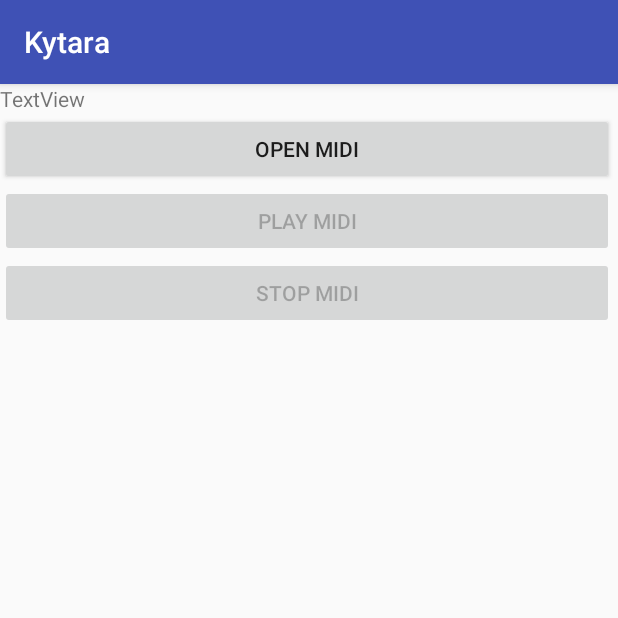
After one commit to jelazi/Guitar, an Android app: the MidiActivity screen opened directly, with no data from a screen before it, on a phone screen of 412 x 824 dp, the top half of it. The commit adds this screen. Run offline under Robolectric (Android 15) with nearby library versions, the phone set to English and light mode, and no system bars.

Commit message:
midi activity, filedialog...

```diff
--- /dev/null
+++ b/app/src/main/java/lubin/guitar/Midi/MidiActivity.java
@@ -0,0 +1,106 @@
+package lubin.guitar.Midi;
+
+import android.os.Environment;
+import android.os.Handler;
+import android.os.Message;
+import android.support.v7.app.AppCompatActivity;
+import android.os.Bundle;
+import android.view.View;
+import android.widget.Button;
+import android.widget.TextView;
+
+import java.io.File;
+
+import lubin.guitar.Files.DialogType;
+import lubin.guitar.Files.FileDialog;
+import lubin.guitar.R;
+
+public class MidiActivity extends AppCompatActivity implements View.OnClickListener {
+
+    TextView labelSongName;
+    Button openMidiBtn;
+    Button playMidiBtn;
+    Button stopMidiBtn;
+    MidiSong midiSong;
+    HandlerStopMediaPlayer handlerStopMediaplayer;
+
+    @Override
+    protected void onCreate(Bundle savedInstanceState) {
+        super.onCreate(savedInstanceState);
+        setContentView(R.layout.activity_midi);
+
+        openMidiBtn = findViewById(R.id.open_midi);
+        openMidiBtn.setOnClickListener(this);
+        playMidiBtn = findViewById(R.id.play_midi);
+        playMidiBtn.setOnClickListener(this);
+        playMidiBtn.setEnabled(false);
+        stopMidiBtn = findViewById(R.id.stop_midi);
+        stopMidiBtn.setOnClickListener(this);
+        stopMidiBtn.setEnabled(false);
+        labelSongName = findViewById(R.id.label_song);
+
+    }
+
+    @Override
+    public void onClick(View view) {
+        if (view == openMidiBtn) {
+            showDialog();
+
+        }
+        if (view == playMidiBtn) {
+            playMidiSong();
+        }
+        if (view == stopMidiBtn) {
+            stopMidiSong();
+        }
+
+    }
+
+    protected void showDialog() {
+        FileDialog fileDialog = new FileDialog(this, Environment.getExternalStoragePublicDirectory(Environment.DIRECTORY_DOWNLOADS), DialogType.FILE_DIALOG_NORMAL);
+        fileDialog.createFileDialog("Vyberte nahraný midi soubor");
+        fileDialog.addFileListener(new FileDialog.FileSelectedListener() {
+            public void fileSelected(File file) {
+                openMidiSong(file);
+            }
+        });
+        fileDialog.showDialog();
+    }
+
+    protected void openMidiSong (File file) {
+        midiSong = new MidiSong(file.getAbsolutePath());
+        playMidiBtn.setEnabled(true);
+        labelSongName.setText(file.getName());
+        midiSong.listeningMidiEvents();
+    }
+
+    protected void playMidiSong () {
+        handlerStopMediaplayer = new HandlerStopMediaPlayer();
+        midiSong.playMidi(this, handlerStopMediaplayer);
+        playMidiBtn.setEnabled(false);
+        stopMidiBtn.setEnabled(true);
+    }
+
+    protected void stopMidiSong () {
+        midiSong.stopMidi();
+        playMidiBtn.setEnabled(true);
+        stopMidiBtn.setEnabled(false);
+    }
+
+
+    class HandlerStopMediaPlayer implements Handler.Callback {
+        @Override
+        public boolean handleMessage(Message msg) {
+            playMidiBtn.setEnabled(true);
+            stopMidiBtn.setEnabled(false);
+            return true;
+        }
+
+        public void sendMessage(Message message) {
+            playMidiBtn.setEnabled(true);
+            stopMidiBtn.setEnabled(false);
+        }
+    }
+
+
+}
--- /dev/null
+++ b/app/src/main/res/layout/activity_midi.xml
@@ -0,0 +1,42 @@
+<?xml version="1.0" encoding="utf-8"?>
+<android.support.constraint.ConstraintLayout xmlns:android="http://schemas.android.com/apk/res/android"
+    xmlns:app="http://schemas.android.com/apk/res-auto"
+    xmlns:tools="http://schemas.android.com/tools"
+    android:layout_width="match_parent"
+    android:layout_height="match_parent"
+    tools:context=".Midi.MidiActivity">
+
+    <LinearLayout
+        android:layout_width="409dp"
+        android:layout_height="593dp"
+        android:orientation="vertical"
+        tools:layout_editor_absoluteX="1dp"
+        tools:layout_editor_absoluteY="137dp">
+
+        <TextView
+            android:id="@+id/label_song"
+            android:layout_width="wrap_content"
+            android:layout_height="wrap_content"
+            android:text="TextView" />
+
+        <Button
+            android:id="@+id/open_midi"
+            android:layout_width="match_parent"
+            android:layout_height="wrap_content"
+            android:text="Open Midi" />
+
+        <Button
+            android:id="@+id/play_midi"
+            android:layout_width="match_parent"
+            android:layout_height="wrap_content"
+            android:text="Play Midi" />
+
+        <Button
+            android:id="@+id/stop_midi"
+            android:layout_width="match_parent"
+            android:layout_height="wrap_content"
+            android:text="Stop Midi" />
+
+    </LinearLayout>
+
+</android.support.constraint.ConstraintLayout>
--- a/app/src/main/res/layout/activity_teacher.xml
+++ b/app/src/main/res/layout/activity_teacher.xml
@@ -40,6 +40,12 @@
             android:layout_width="match_parent"
             android:layout_height="wrap_content"
             android:text="Nahrávání zvuků" />
+
+        <Button
+            android:id="@+id/midi_player"
+            android:layout_width="match_parent"
+            android:layout_height="wrap_content"
+            android:text="Nahrávání midi" />
     </LinearLayout>
 
 </android.support.constraint.ConstraintLayout>
```
Also changed, not shown: app/src/main/AndroidManifest.xml (+4 -6 lines), app/src/main/java/lubin/guitar/Files/FileDialog.java (+8 -7 lines), app/src/main/java/lubin/guitar/Files/FileManager.java (+1 -11 lines), app/src/main/java/lubin/guitar/Midi/MidiSong.java (added, +156 -0 lines), app/src/main/java/lubin/guitar/Teacher/TeacherActivity.java (+9 -0 lines).
